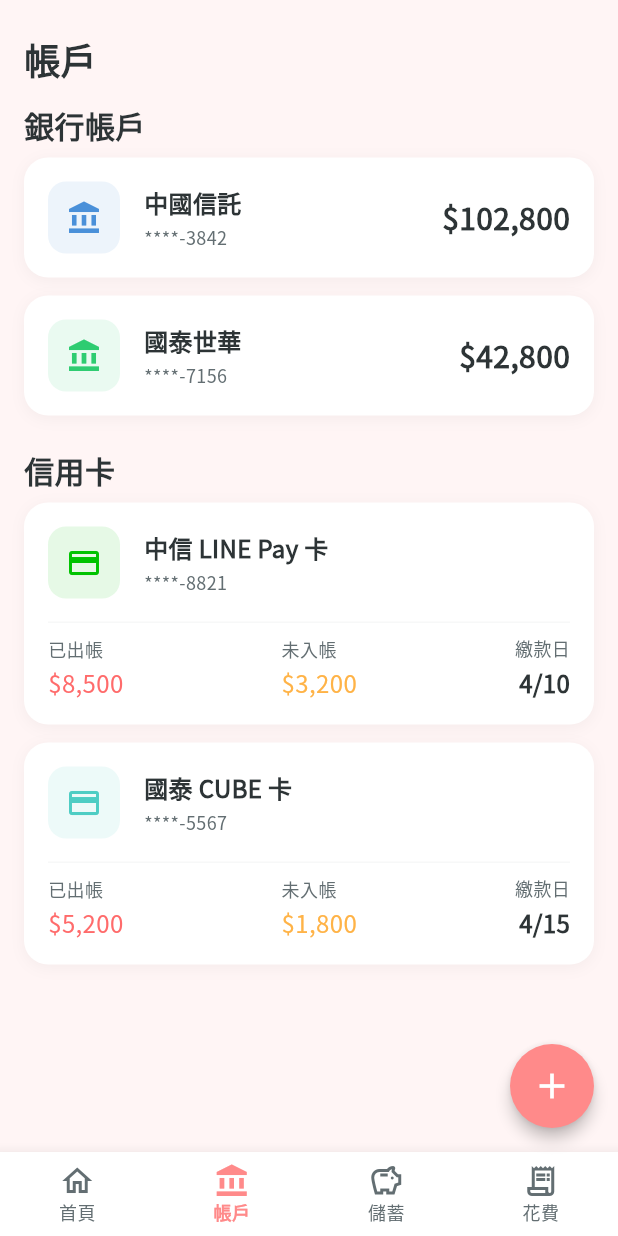
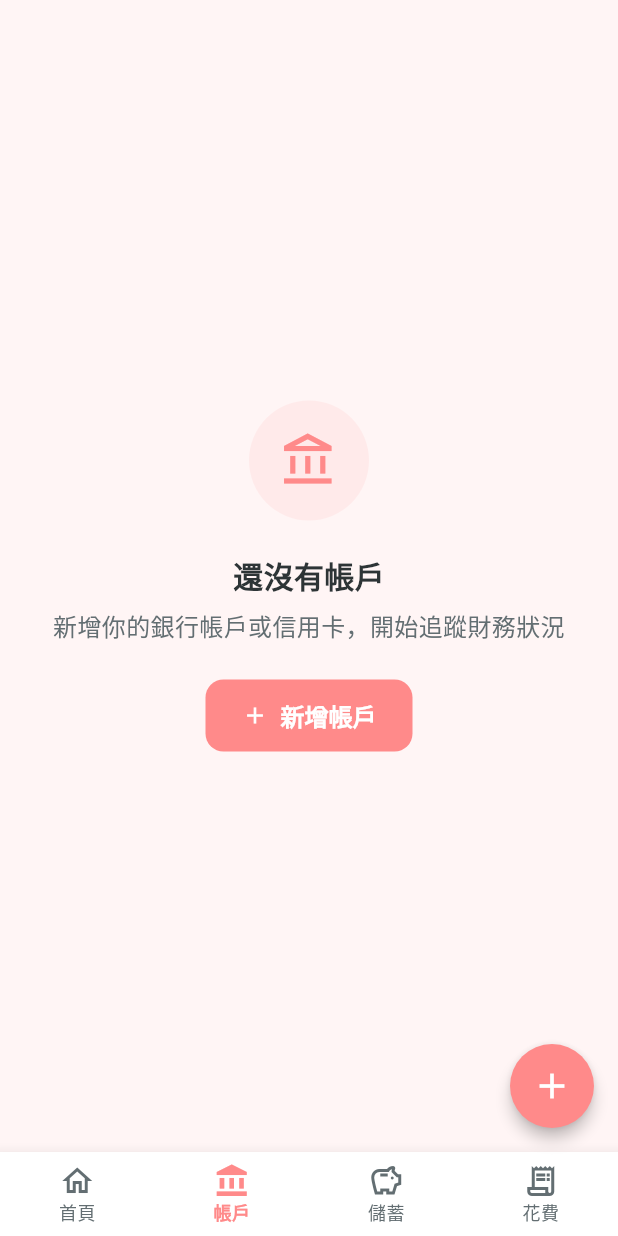
Before and after one commit to onion523/my-money, a Flutter app: the AppNavigation screen opened by its route, item 2 of the bottom bar chosen, on a phone screen of 412 x 824 dp. Run offline on Flutter 3.47's test engine with Material 3 defaults, Android fonts, the phone set to English and light mode, and no system bars; our stand-ins replace decimal, drift, equatable, flutter_bloc, flutter_local_notifications, google_fonts and 1 more; accounts and stored records are empty; generated files the repository leaves out were written again; Roboto replaces fonts that are missing (Zen Maru Gothic).

Commit message:
fix: replace mock fallback with empty state + add button on accounts page
Accounts page now shows proper empty state when no accounts exist,
with a clear CTA to add the first account. Edit buttons only appear
on real data, not mock content.

Co-Authored-By: Claude Opus 4.6 (1M context) <noreply@anthropic.com>

```diff
--- a/lib/pages/accounts_page.dart
+++ b/lib/pages/accounts_page.dart
@@ -22,11 +22,18 @@ class AccountsPage extends StatelessWidget {
     return SafeArea(
       child: BlocBuilder<AccountsBloc, AccountsState>(
         builder: (context, state) {
-          if (state is AccountsLoaded && state.accounts.isNotEmpty) {
+          if (state is AccountsLoaded) {
+            if (state.accounts.isNotEmpty) {
               return _buildFromBloc(context, isDark, state.accounts);
             }
-          // 初始 / 載入中 / 錯誤時顯示 mock 資料
-          return _buildMockContent(isDark);
+            // 沒有帳戶時顯示空狀態
+            return _buildEmptyState(context);
+          }
+          if (state is AccountsLoading) {
+            return const Center(child: CircularProgressIndicator());
+          }
+          // 錯誤或初始狀態也顯示空狀態
+          return _buildEmptyState(context);
         },
       ),
     );
@@ -196,114 +203,52 @@ class AccountsPage extends StatelessWidget {
     );
   }
 
-  /// Mock 內容（fallback）
-  Widget _buildMockContent(bool isDark) {
-    return CustomScrollView(
-      slivers: [
-        // 大標題
-        SliverToBoxAdapter(
+  /// 空狀態 — 引導使用者新增第一個帳戶
+  Widget _buildEmptyState(BuildContext context) {
+    return Center(
       child: Padding(
-            padding: const EdgeInsets.fromLTRB(
-              AppTheme.spacingMd,
-              AppTheme.spacingLg,
-              AppTheme.spacingMd,
-              AppTheme.spacingMd,
+        padding: const EdgeInsets.all(32),
+        child: Column(
+          mainAxisAlignment: MainAxisAlignment.center,
+          children: [
+            Container(
+              width: 80,
+              height: 80,
+              decoration: BoxDecoration(
+                color: AppColors.accent.withValues(alpha: 0.1),
+                shape: BoxShape.circle,
               ),
-            child: Text('帳戶', style: AppTextStyles.pageTitle()),
+              child: const Icon(
+                Icons.account_balance_outlined,
+                size: 40,
+                color: AppColors.accent,
               ),
             ),
-
-        // 銀行帳戶區塊
-        SliverToBoxAdapter(
-          child: Padding(
-            padding: const EdgeInsets.symmetric(
-              horizontal: AppTheme.spacingMd,
+            const SizedBox(height: 24),
+            Text('還沒有帳戶', style: AppTextStyles.cardTitle()),
+            const SizedBox(height: 8),
+            Text(
+              '新增你的銀行帳戶或信用卡，開始追蹤財務狀況',
+              style: AppTextStyles.body(color: AppColors.secondaryText),
+              textAlign: TextAlign.center,
             ),
-            child: Text('銀行帳戶', style: AppTextStyles.cardTitle()),
+            const SizedBox(height: 24),
+            ElevatedButton.icon(
+              onPressed: () => _openAddDialog(context),
+              icon: const Icon(Icons.add),
+              label: const Text('新增帳戶'),
+              style: ElevatedButton.styleFrom(
+                backgroundColor: AppColors.accent,
+                foregroundColor: Colors.white,
+                padding: const EdgeInsets.symmetric(horizontal: 24, vertical: 12),
+                shape: RoundedRectangleBorder(
+                  borderRadius: BorderRadius.circular(12),
                 ),
-        ),
-
-        const SliverToBoxAdapter(
-          child: SizedBox(height: AppTheme.spacingSm),
-        ),
-
-        // 銀行帳戶列表
-        SliverPadding(
-          padding: const EdgeInsets.symmetric(
-            horizontal: AppTheme.spacingMd,
-          ),
-          sliver: SliverList(
-            delegate: SliverChildListDelegate([
-              _buildBankAccount(
-                isDark: isDark,
-                bankName: '中國信託',
-                accountNumber: '****-3842',
-                balance: '102,800',
-                icon: Icons.account_balance,
-                color: const Color(0xFF4A90D9),
-              ),
-              const SizedBox(height: AppTheme.cardGap),
-              _buildBankAccount(
-                isDark: isDark,
-                bankName: '國泰世華',
-                accountNumber: '****-7156',
-                balance: '42,800',
-                icon: Icons.account_balance,
-                color: const Color(0xFF2ECC71),
-              ),
-            ]),
-          ),
-        ),
-
-        const SliverToBoxAdapter(
-          child: SizedBox(height: AppTheme.sectionGap),
-        ),
-
-        // 信用卡區塊
-        SliverToBoxAdapter(
-          child: Padding(
-            padding: const EdgeInsets.symmetric(
-              horizontal: AppTheme.spacingMd,
-            ),
-            child: Text('信用卡', style: AppTextStyles.cardTitle()),
-          ),
-        ),
-
-        const SliverToBoxAdapter(
-          child: SizedBox(height: AppTheme.spacingSm),
-        ),
-
-        // 信用卡列表
-        SliverPadding(
-          padding: const EdgeInsets.symmetric(
-            horizontal: AppTheme.spacingMd,
-          ),
-          sliver: SliverList(
-            delegate: SliverChildListDelegate([
-              _buildCreditCard(
-                isDark: isDark,
-                cardName: '中信 LINE Pay 卡',
-                cardNumber: '****-8821',
-                billedAmount: '8,500',
-                unbilledAmount: '3,200',
-                dueDate: '4/10',
-                color: const Color(0xFF00C300),
-              ),
-              const SizedBox(height: AppTheme.cardGap),
-              _buildCreditCard(
-                isDark: isDark,
-                cardName: '國泰 CUBE 卡',
-                cardNumber: '****-5567',
-                billedAmount: '5,200',
-                unbilledAmount: '1,800',
-                dueDate: '4/15',
-                color: const Color(0xFF4ECDC4),
-              ),
-              const SizedBox(height: AppTheme.spacing2xl),
-            ]),
               ),
             ),
           ],
+        ),
+      ),
     );
   }
 
```
Lines whose indentation alone changed are shown as unchanged.
